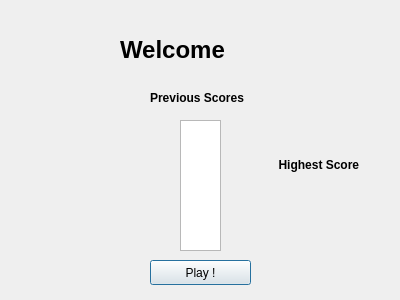
Before: the Qt Designer form home.ui in billonatafji/EECE435LProject, drawn with Qt 5.
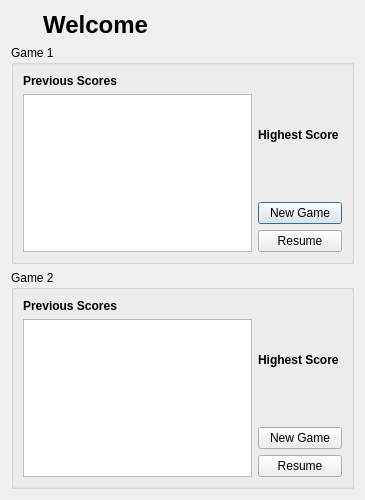
After: the same form once the commit is applied.

The edit to the form file:
```diff
--- a/home.ui
+++ b/home.ui
@@ -6,87 +6,102 @@
    <rect>
     <x>0</x>
     <y>0</y>
-    <width>400</width>
-    <height>300</height>
+    <width>365</width>
+    <height>500</height>
    </rect>
   </property>
   <property name="windowTitle">
    <string>Dialog</string>
   </property>
+  <layout class="QGridLayout" name="gridLayout_3">
+   <item row="0" column="0">
+    <layout class="QHBoxLayout" name="horizontalLayout">
+     <item>
   <widget class="QLabel" name="welcomeLabel">
-   <property name="geometry">
-    <rect>
-     <x>120</x>
-     <y>20</y>
-     <width>241</width>
-     <height>61</height>
-    </rect>
+       <property name="styleSheet">
+        <string notr="true"/>
    </property>
    <property name="text">
-    <string>&lt;h1&gt;Welcome&lt;/h1&gt;</string>
-   </property>
-  </widget>
+        <string notr="true">&lt;html&gt;&lt;head/&gt;&lt;body&gt;&lt;p align=&quot;center&quot;&gt;&lt;span style=&quot; font-size:xx-large; font-weight:600;&quot;&gt;Welcome&lt;/span&gt;&lt;/p&gt;&lt;/body&gt;&lt;/html&gt;</string>
+       </property>
+       <property name="alignment">
+        <set>Qt::AlignCenter</set>
+       </property>
+      </widget>
+     </item>
+     <item>
   <widget class="QLabel" name="profilePictureLabel">
-   <property name="geometry">
-    <rect>
-     <x>10</x>
-     <y>10</y>
-     <width>100</width>
-     <height>100</height>
-    </rect>
-   </property>
    <property name="text">
     <string>&lt;html&gt;&lt;head/&gt;&lt;body&gt;&lt;p&gt;&lt;br/&gt;&lt;/p&gt;&lt;/body&gt;&lt;/html&gt;</string>
    </property>
    <property name="scaledContents">
-    <bool>true</bool>
-   </property>
-  </widget>
-  <widget class="QPushButton" name="pushButton">
-   <property name="geometry">
-    <rect>
-     <x>150</x>
-     <y>260</y>
-     <width>101</width>
-     <height>25</height>
-    </rect>
-   </property>
-   <property name="text">
-    <string>Play !</string>
-   </property>
-  </widget>
-  <widget class="QListWidget" name="scoresList">
-   <property name="geometry">
-    <rect>
-     <x>180</x>
-     <y>120</y>
-     <width>41</width>
-     <height>131</height>
-    </rect>
-   </property>
-  </widget>
+        <bool>false</bool>
+       </property>
+      </widget>
+     </item>
+    </layout>
+   </item>
+   <item row="1" column="0">
+    <widget class="QGroupBox" name="groupBox_2">
+     <property name="title">
+      <string>Game 1</string>
+     </property>
+     <layout class="QGridLayout" name="gridLayout">
+      <item row="0" column="0">
+       <layout class="QVBoxLayout" name="verticalLayout_2">
+        <item>
   <widget class="QLabel" name="previousScoresLabel">
-   <property name="geometry">
-    <rect>
-     <x>150</x>
-     <y>90</y>
-     <width>121</width>
-     <height>17</height>
-    </rect>
-   </property>
    <property name="text">
     <string>&lt;h4&gt;Previous Scores&lt;/h4&gt;</string>
    </property>
   </widget>
-  <widget class="QLabel" name="highestScoreLabel">
-   <property name="geometry">
-    <rect>
-     <x>260</x>
-     <y>140</y>
-     <width>121</width>
-     <height>51</height>
-    </rect>
-   </property>
+        </item>
+        <item>
+         <widget class="QListWidget" name="game1ScoresList"/>
+        </item>
+       </layout>
+      </item>
+      <item row="0" column="1">
+       <layout class="QVBoxLayout" name="verticalLayout">
+        <item>
+         <widget class="QLabel" name="game1HighestScoreLabel">
+          <property name="styleSheet">
+           <string notr="true"/>
+          </property>
+          <property name="text">
+           <string>&lt;html&gt;&lt;head/&gt;&lt;body&gt;&lt;p align=&quot;center&quot;&gt;&lt;span style=&quot; font-size:medium; font-weight:600;&quot;&gt;Highest Score &lt;/span&gt;&lt;/p&gt;&lt;/body&gt;&lt;/html&gt;</string>
+          </property>
+         </widget>
+        </item>
+        <item>
+         <widget class="QPushButton" name="newGame1Button">
+          <property name="text">
+           <string>New Game</string>
+          </property>
+         </widget>
+        </item>
+        <item>
+         <widget class="QPushButton" name="resumeGame1Button">
+          <property name="text">
+           <string>Resume</string>
+          </property>
+         </widget>
+        </item>
+       </layout>
+      </item>
+     </layout>
+    </widget>
+   </item>
+   <item row="2" column="0">
+    <widget class="QGroupBox" name="groupBox_3">
+     <property name="title">
+      <string>Game 2</string>
+     </property>
+     <layout class="QGridLayout" name="gridLayout_2">
+      <item row="0" column="1">
+       <layout class="QVBoxLayout" name="verticalLayout_4">
+        <item>
+         <widget class="QLabel" name="game2HighestScoreLabel">
    <property name="styleSheet">
     <string notr="true"/>
    </property>
@@ -94,6 +109,41 @@
     <string>&lt;html&gt;&lt;head/&gt;&lt;body&gt;&lt;p align=&quot;center&quot;&gt;&lt;span style=&quot; font-size:medium; font-weight:600;&quot;&gt;Highest Score &lt;/span&gt;&lt;/p&gt;&lt;/body&gt;&lt;/html&gt;</string>
    </property>
   </widget>
+        </item>
+        <item>
+         <widget class="QPushButton" name="newGameButton_2">
+          <property name="text">
+           <string>New Game</string>
+          </property>
+         </widget>
+        </item>
+        <item>
+         <widget class="QPushButton" name="resumeGame2Button">
+          <property name="text">
+           <string>Resume</string>
+          </property>
+         </widget>
+        </item>
+       </layout>
+      </item>
+      <item row="0" column="0">
+       <layout class="QVBoxLayout" name="verticalLayout_3">
+        <item>
+         <widget class="QLabel" name="previousScoresLabel_2">
+          <property name="text">
+           <string>&lt;h4&gt;Previous Scores&lt;/h4&gt;</string>
+          </property>
+         </widget>
+        </item>
+        <item>
+         <widget class="QListWidget" name="game2ScoresList"/>
+        </item>
+       </layout>
+      </item>
+     </layout>
+    </widget>
+   </item>
+  </layout>
  </widget>
  <resources/>
  <connections/>
```
Lines whose indentation alone changed are shown as unchanged.
